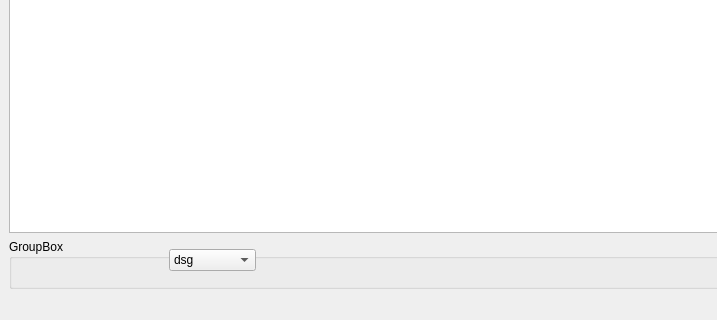
This is UI/test.ui in IvanYangYangXi/Anim_ProjectManage as Qt 5 draws it before an edit; both pictures show x 0 to 717 and y 162 to 482 of the 815 by 482 pixel window. The edited form follows.
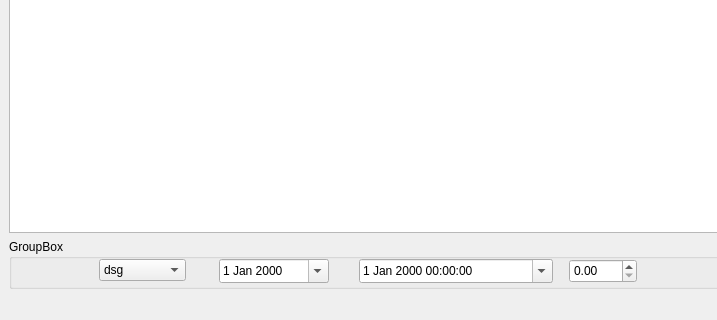
This is the edited form.

The edit to the form file:
```diff
--- a/UI/test.ui
+++ b/UI/test.ui
@@ -32,8 +32,8 @@
       <widget class="QComboBox" name="comboBox">
        <property name="geometry">
         <rect>
-         <x>160</x>
-         <y>10</y>
+         <x>90</x>
+         <y>20</y>
          <width>87</width>
          <height>22</height>
         </rect>
@@ -54,6 +54,48 @@
         </property>
        </item>
       </widget>
+      <widget class="QDateEdit" name="dateEdit">
+       <property name="geometry">
+        <rect>
+         <x>210</x>
+         <y>20</y>
+         <width>110</width>
+         <height>24</height>
+        </rect>
+       </property>
+       <property name="acceptDrops">
+        <bool>false</bool>
+       </property>
+       <property name="wrapping">
+        <bool>false</bool>
+       </property>
+       <property name="calendarPopup">
+        <bool>true</bool>
+       </property>
+      </widget>
+      <widget class="QDateTimeEdit" name="dateTimeEdit">
+       <property name="geometry">
+        <rect>
+         <x>350</x>
+         <y>20</y>
+         <width>194</width>
+         <height>24</height>
+        </rect>
+       </property>
+       <property name="calendarPopup">
+        <bool>true</bool>
+       </property>
+      </widget>
+      <widget class="QDoubleSpinBox" name="doubleSpinBox">
+       <property name="geometry">
+        <rect>
+         <x>560</x>
+         <y>20</y>
+         <width>68</width>
+         <height>24</height>
+        </rect>
+       </property>
+      </widget>
      </widget>
     </item>
    </layout>
```
Left out of the diff: 2 changed lines with no effect on the pictures.
